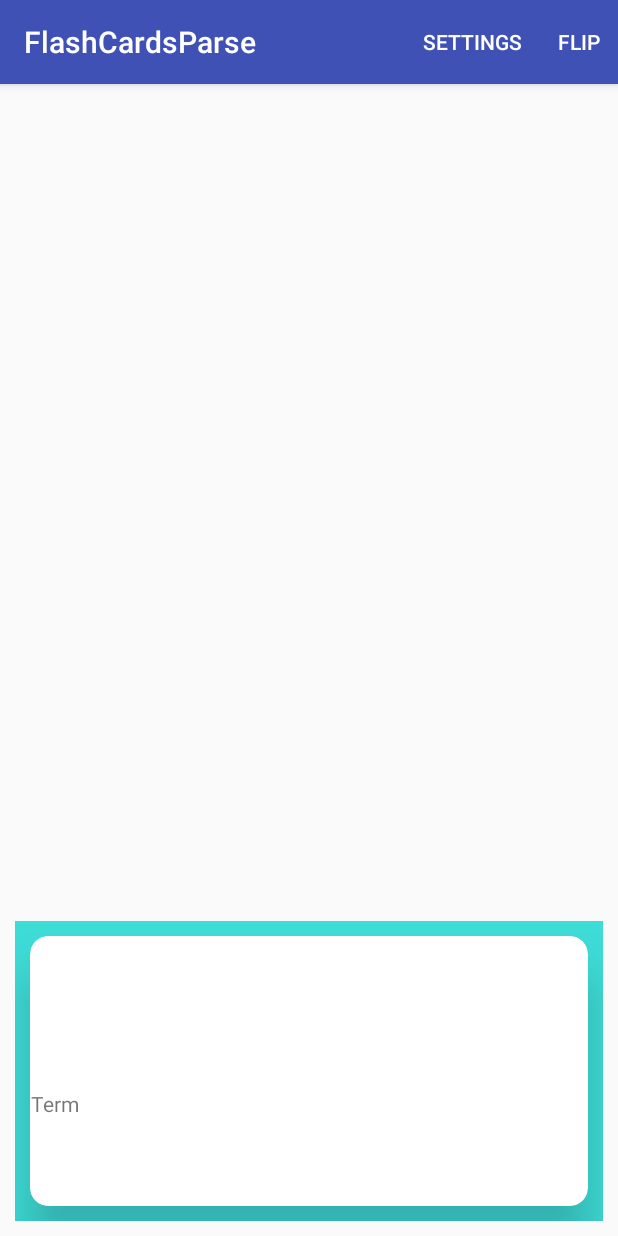
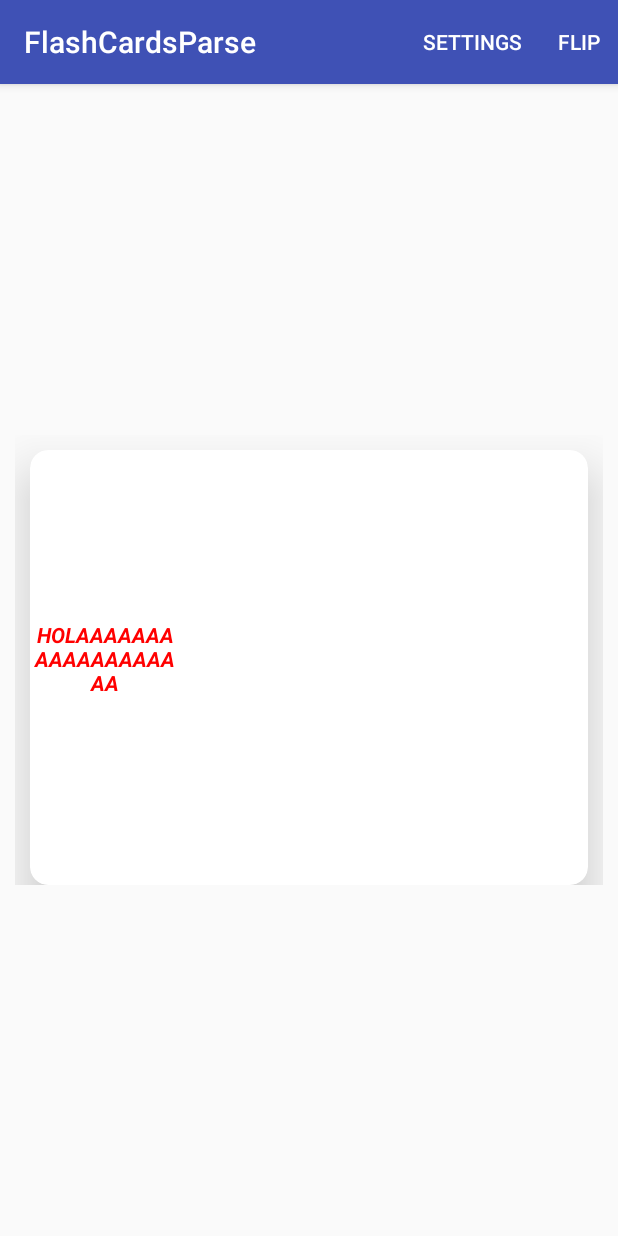
Before and after one commit to arturoaram/FlashCardsParse, an Android app: the fragment FCardContainerFragment shown on its own in the app's theme, on a phone screen of 412 x 824 dp. Run offline under Robolectric (Android 15) with nearby library versions, the phone set to English and light mode, and no system bars.

```diff
--- a/app/src/main/java/com/example/arturo/flashcardsparse/FCardContainerFragment.java
+++ b/app/src/main/java/com/example/arturo/flashcardsparse/FCardContainerFragment.java
@@ -8,22 +8,26 @@ import android.view.MenuInflater;
 import android.view.MenuItem;
 import android.view.View;
 import android.view.ViewGroup;
+import android.widget.TextView;
 
 /**
  * Created by Owner on 4/1/2016.
  */
 public class FCardContainerFragment extends Fragment {
 
+
     private boolean cardFlipped= false;
 
 
     public FCardContainerFragment(){
+
 
         setHasOptionsMenu(true);
     }
 
     public View onCreateView(LayoutInflater inflater, ViewGroup container,
                              Bundle savedInstanceState) {
+
         View rootView = inflater.inflate(R.layout.frag_container, container, false);
 
         getChildFragmentManager()
@@ -71,12 +75,16 @@ public class FCardContainerFragment extends Fragment {
 
     public static class CardFrontFragment extends Fragment {
 
-        public CardFrontFragment() { }
+        public CardFrontFragment() {
+             }
 
         @Override
         public View onCreateView(LayoutInflater inflater, ViewGroup container,
                                  Bundle savedInstanceState) {
+
             View rootView = inflater.inflate(R.layout.study_cards, container, false);
+            TextView tv = (TextView) rootView.findViewById(R.id.termCard);
+            tv.setText("HOLAAAAAAAAAAAAAAAAAAA");
             return rootView;
         }
     }
--- a/app/src/main/res/layout/frag_container.xml
+++ b/app/src/main/res/layout/frag_container.xml
@@ -10,13 +10,11 @@
     <FrameLayout
         android:id="@+id/container"
         android:layout_width="match_parent"
-        android:layout_height="200dp"
-        android:background="#fbe53a"
+        android:layout_height="300dp"
 
-        android:layout_alignParentBottom="true"
-        android:layout_alignParentStart="true"
-        android:layout_marginBottom="10dp"
         android:layout_marginRight="10dp"
-        android:layout_marginLeft="10dp" />
+        android:layout_marginLeft="10dp"
+        android:layout_centerVertical="true"
+        android:layout_centerHorizontal="true" />
 
 </RelativeLayout>
--- a/app/src/main/res/layout/study_cards.xml
+++ b/app/src/main/res/layout/study_cards.xml
@@ -2,14 +2,13 @@
 <RelativeLayout
     xmlns:android="http://schemas.android.com/apk/res/android"
     android:orientation="vertical" android:layout_width="match_parent"
-    android:layout_height="match_parent"
-    android:background="#3edcd7">
+    android:layout_height="match_parent">
 
     <android.support.v7.widget.CardView
     xmlns:card_view="http://schemas.android.com/apk/res-auto"
 
-    android:layout_width="350dp"
-    android:layout_height="250dp"
+    android:layout_width="match_parent"
+    android:layout_height="match_parent"
     android:id="@+id/cardsview"
     card_view:cardCornerRadius="12dp"
     card_view:cardElevation="20dp"
@@ -22,22 +21,22 @@
         android:layout_alignParentEnd="true"
         android:layout_marginRight="10dp"
         android:layout_marginTop="10dp"
-        android:layout_marginLeft="10dp"
-        android:layout_marginBottom="10dp">
+        android:layout_marginLeft="10dp">
 
         <TextView
-        android:layout_width="wrap_content"
+            android:layout_width="100dp"
             android:text="@string/Term"
             android:layout_height="wrap_content"
             android:id="@+id/termCard"
+            android:layout_marginTop="113dp"
+            android:gravity="center"
             android:layout_alignTop="@+id/cardsview"
             android:layout_centerHorizontal="true"
-        android:layout_marginTop="102dp"
-        android:gravity="center" />
+            android:textColor="#ff0000"
+            android:textStyle="bold|italic" />
+    </android.support.v7.widget.CardView>
 
 
 
-</android.support.v7.widget.CardView>
-
 
 </RelativeLayout>
```
Also changed, not shown: app/src/main/java/com/example/arturo/flashcardsparse/CreateFlashcards.java (+10 -4 lines), app/src/main/java/com/example/arturo/flashcardsparse/FlashCard.java (+17 -10 lines), app/src/main/java/com/example/arturo/flashcardsparse/ListViewAdapter.java (+10 -1 lines), app/src/main/java/com/example/arturo/flashcardsparse/StudyCardsActivity.java (+5 -48 lines), app/src/main/java/com/example/arturo/flashcardsparse/UsersFlashcardSets.java (+60 -11 lines), app/src/main/res/layout/studying_cards.xml (+12 -8 lines). Lines whose indentation alone changed are shown as unchanged.
